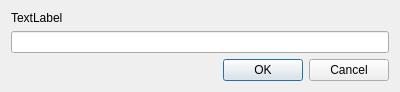
First picture: the form in UIFiles/BatchTag.ui, repository UpSea/PhotoOrganizer, before the edit.
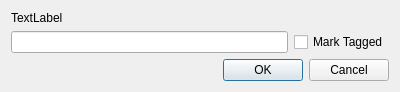
Second picture: the form after the edit.

Commit message: Add "Marked Tagged" button to Batch Tag dialog

```diff
--- a/UIFiles/BatchTag.ui
+++ b/UIFiles/BatchTag.ui
@@ -22,7 +22,18 @@
     </widget>
    </item>
    <item>
-    <widget class="QLineEdit" name="lineEdit"/>
+    <layout class="QHBoxLayout" name="horizontalLayout">
+     <item>
+      <widget class="QLineEdit" name="lineEdit"/>
+     </item>
+     <item>
+      <widget class="QCheckBox" name="checkMarkTagged">
+       <property name="text">
+        <string>Mark Tagged</string>
+       </property>
+      </widget>
+     </item>
+    </layout>
    </item>
    <item>
     <widget class="QDialogButtonBox" name="buttonBox">
```
The commit also changes 1 other file.
